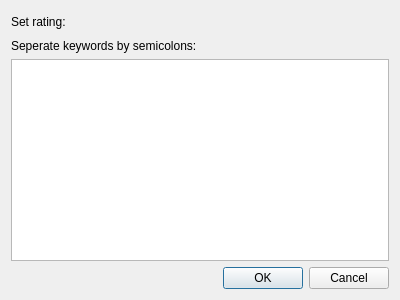
The window that src/qmapshack/gis/IGisItemRate.ui (Maproom/qmapshack) describes before a commit, drawn with Qt 5.
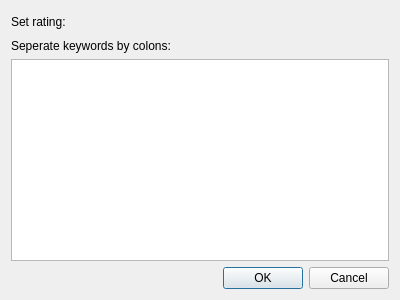
The same window after the commit.

What changed in the file:
```diff
--- a/src/qmapshack/gis/IGisItemRate.ui
+++ b/src/qmapshack/gis/IGisItemRate.ui
@@ -121,7 +121,7 @@
    <item>
     <widget class="QLabel" name="keywordLabel">
      <property name="text">
-      <string>Seperate keywords by semicolons:</string>
+      <string>Seperate keywords by colons:</string>
      </property>
     </widget>
    </item>
```
Left out of the diff: 25 changed lines with no effect on the pictures.
